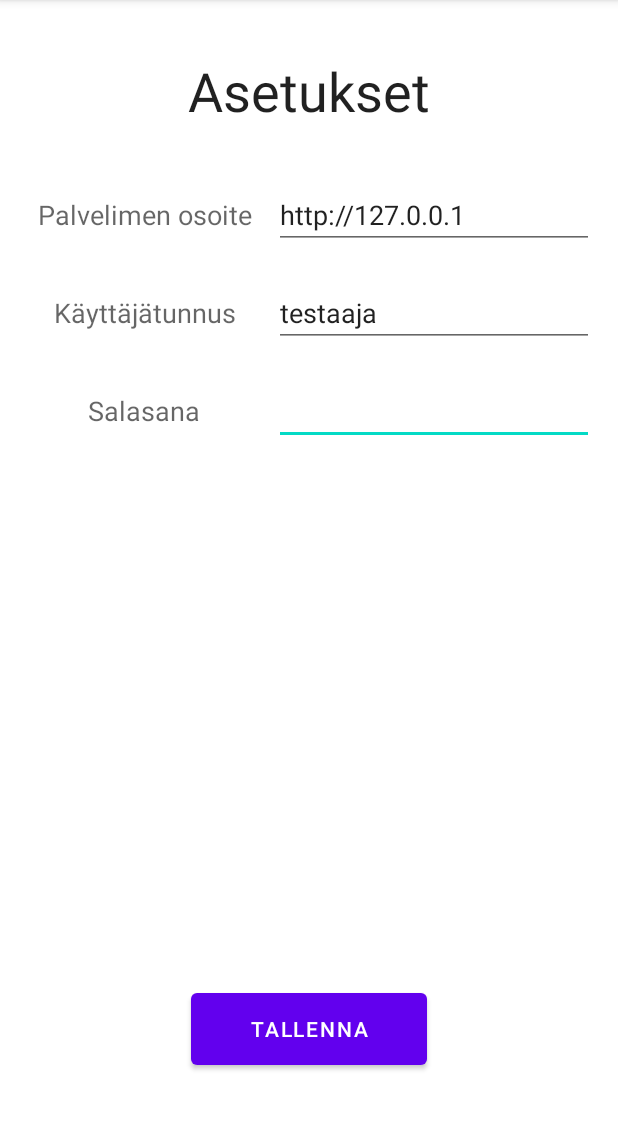
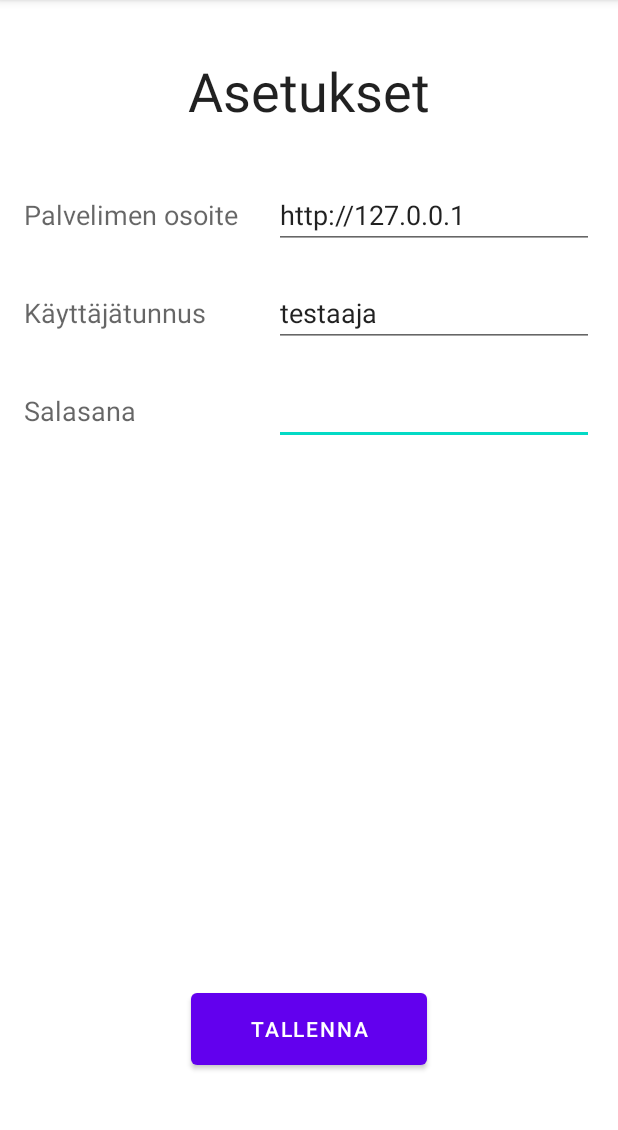
Before and after one commit to lissuu/desperate_housewines, an Android app: the Settings screen opened directly, with no data from a screen before it, on a phone screen of 412 x 824 dp, the part 84-1214 px from its top. Run offline under Robolectric (Android 15) with nearby library versions, the phone set to English and light mode, and no system bars.

Commit message:
Fix settings page's label misalignment and add auto generated files

```diff
--- a/app/src/main/res/layout/activity_settings.xml
+++ b/app/src/main/res/layout/activity_settings.xml
@@ -25,7 +25,7 @@
         android:fontFamily="sans-serif"
         android:gravity="center"
         android:text="Palvelimen osoite"
-        android:textAlignment="center"
+        android:textAlignment="viewStart"
         android:textAllCaps="false"
         android:textAppearance="@style/TextAppearance.AppCompat.Medium"
         app:layout_constraintStart_toStartOf="parent"
@@ -50,7 +50,7 @@
         android:layout_marginTop="20dp"
         android:gravity="center"
         android:text="Salasana"
-        android:textAlignment="center"
+        android:textAlignment="viewStart"
         android:textAllCaps="false"
         android:textAppearance="@style/TextAppearance.AppCompat.Medium"
         app:layout_constraintStart_toStartOf="@+id/txtUsername"
@@ -63,7 +63,7 @@
         android:layout_marginTop="20dp"
         android:gravity="center"
         android:text="Käyttäjätunnus"
-        android:textAlignment="center"
+        android:textAlignment="viewStart"
         android:textAllCaps="false"
         android:textAppearance="@style/TextAppearance.AppCompat.Medium"
         app:layout_constraintStart_toStartOf="@+id/txtServer"
--- /dev/null
+++ b/app/src/main/res/values-round/strings.xml
@@ -0,0 +1,3 @@
+<resources>
+    <string name="hello_world">Hello Round World!</string>
+</resources>
```
